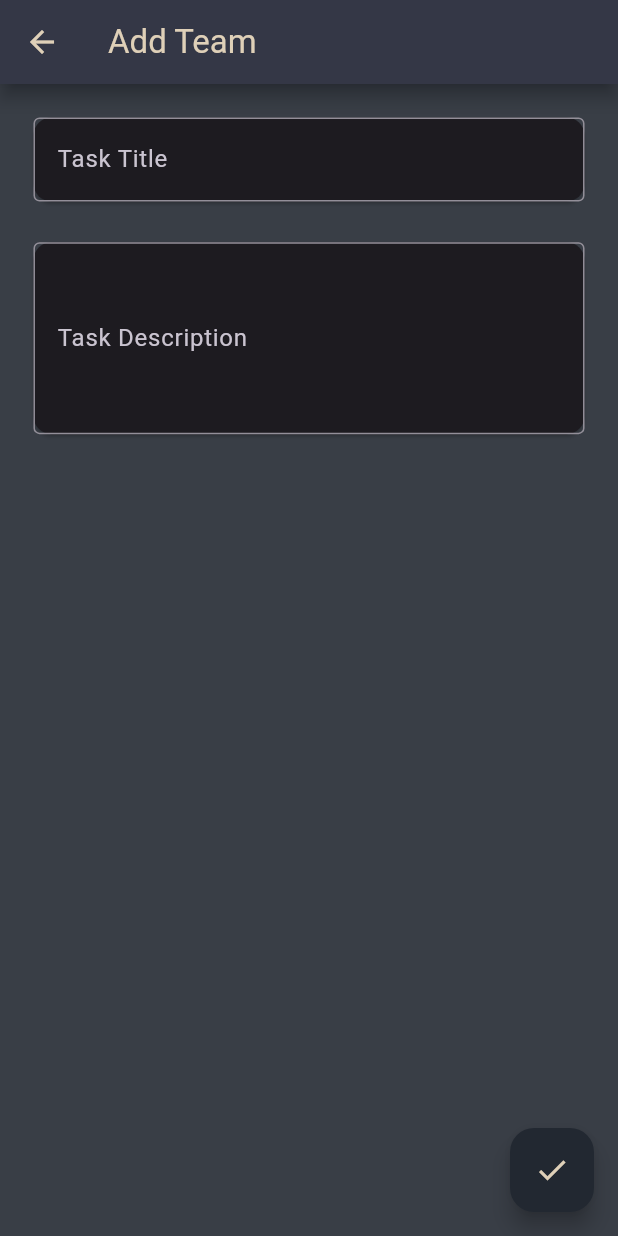
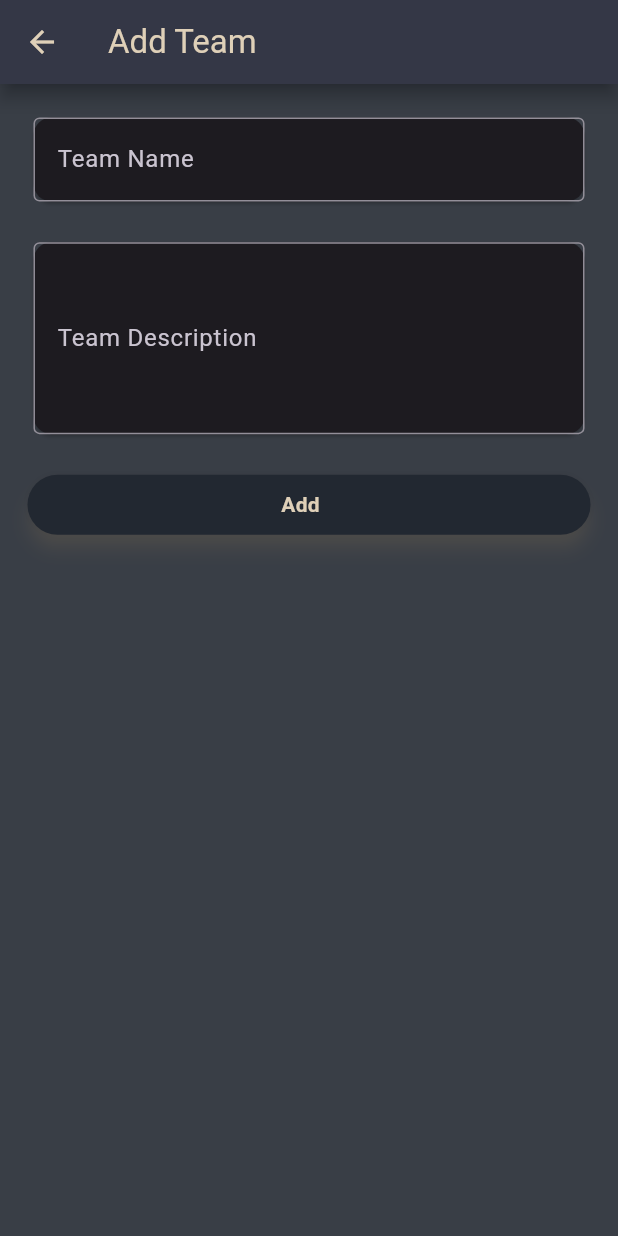
Before and after one commit to Sheda27/Team-Task-Manager, a Flutter app: the AddTaskPage screen opened by its route, on a phone screen of 412 x 824 dp. Run offline on Flutter 3.47's test engine with Material 3 defaults, Android fonts, the phone set to English and light mode, and no system bars; our stand-ins replace cloud_firestore, firebase_auth, firebase_core, firebase_messaging, firebase_storage, flutter_screenutil and 3 more; missing offline and left inert: sign_button; accounts and stored records are empty.

Commit message:
4th commit

```diff
--- a/lib/models/shared.dart
+++ b/lib/models/shared.dart
@@ -58,7 +58,7 @@ class AppTheme {
 // custom wigets===========================
 
 Widget customButton({
-  required Future<void> Function() onPressed,
+  required void Function() onPressed,
   required String buttonText,
 }) {
   return ElevatedButton(
--- a/lib/view/home/add_team.dart
+++ b/lib/view/home/add_team.dart
@@ -55,7 +55,7 @@ class AddTaskPage extends StatelessWidget {
                   style: TextStyle(color: touchesColor),
                   controller: _nameController,
                   decoration: InputDecoration(
-                    labelText: 'Task Title',
+                    labelText: 'Team Name',
                     border: OutlineInputBorder(),
                   ),
                   validator: (value) {
@@ -72,7 +72,7 @@ class AddTaskPage extends StatelessWidget {
                   style: TextStyle(color: touchesColor),
                   controller: _descriptionController,
                   decoration: InputDecoration(
-                    labelText: 'Task Description',
+                    labelText: 'Team Description',
                     border: OutlineInputBorder(),
                   ),
                   maxLines: 4,
@@ -85,11 +85,7 @@ class AddTaskPage extends StatelessWidget {
                 ),
               ),
               SizedBox(height: 16.h),
-            ],
-          ),
-        ),
-      ),
-      floatingActionButton: FloatingActionButton(
+              customButton(
                 onPressed: () {
                   if (_formKey.currentState!.validate()) {
                     // Handle task submission logic here
@@ -109,7 +105,11 @@ class AddTaskPage extends StatelessWidget {
                     Get.snackbar("", "Team added successfully!");
                   }
                 },
-        child: Icon(Icons.done),
+                buttonText: 'Add',
+              ),
+            ],
+          ),
+        ),
       ),
     );
   }
--- a/lib/view/home/all_team_page.dart
+++ b/lib/view/home/all_team_page.dart
@@ -73,7 +73,7 @@ class _AllTeamsPageState extends State<AllTeamsPage> {
                         padding: const EdgeInsets.only(top: 3),
                         child: ListTile(
                           title: Text("${teams[index]['title']}"),
-                          // subtitle: Text("${teams[index]['members_list']}"),
+                          subtitle: Text("${teams[index]['description']}"),
                           trailing: IconButton(
                             onPressed: () {
                               final String currentUser =
```
Also changed, not shown: lib/view/profile/profile.dart (+10 -9 lines), lib/view/task/tasks_page.dart (+68 -40 lines). Lines whose indentation alone changed are shown as unchanged.
